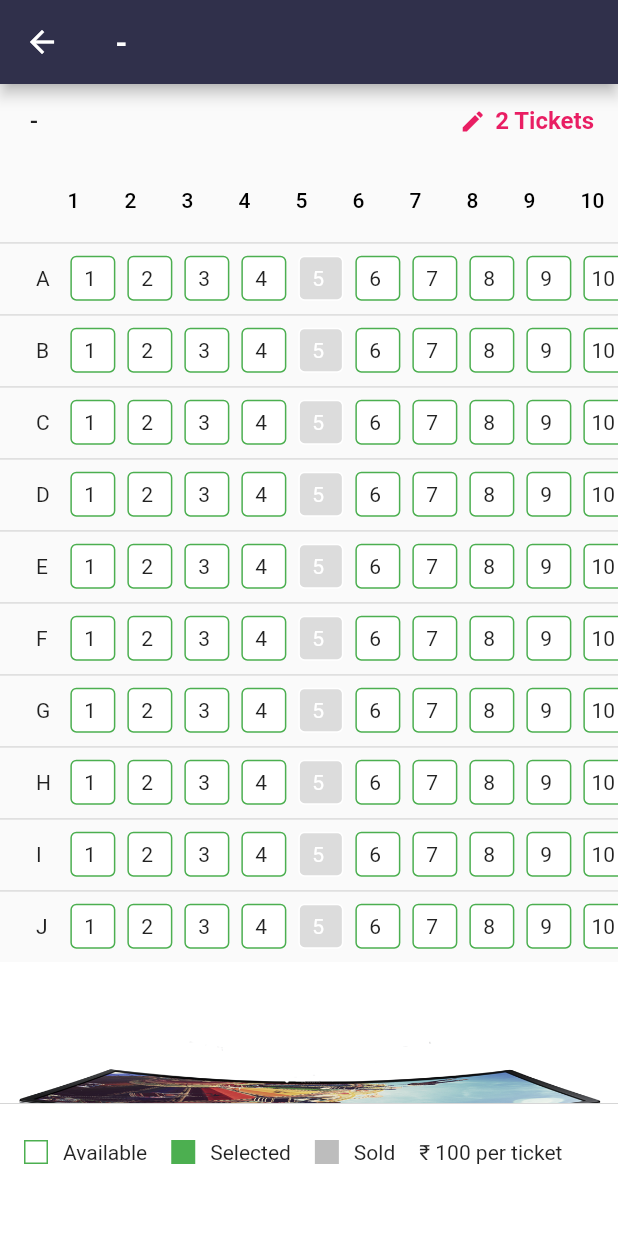
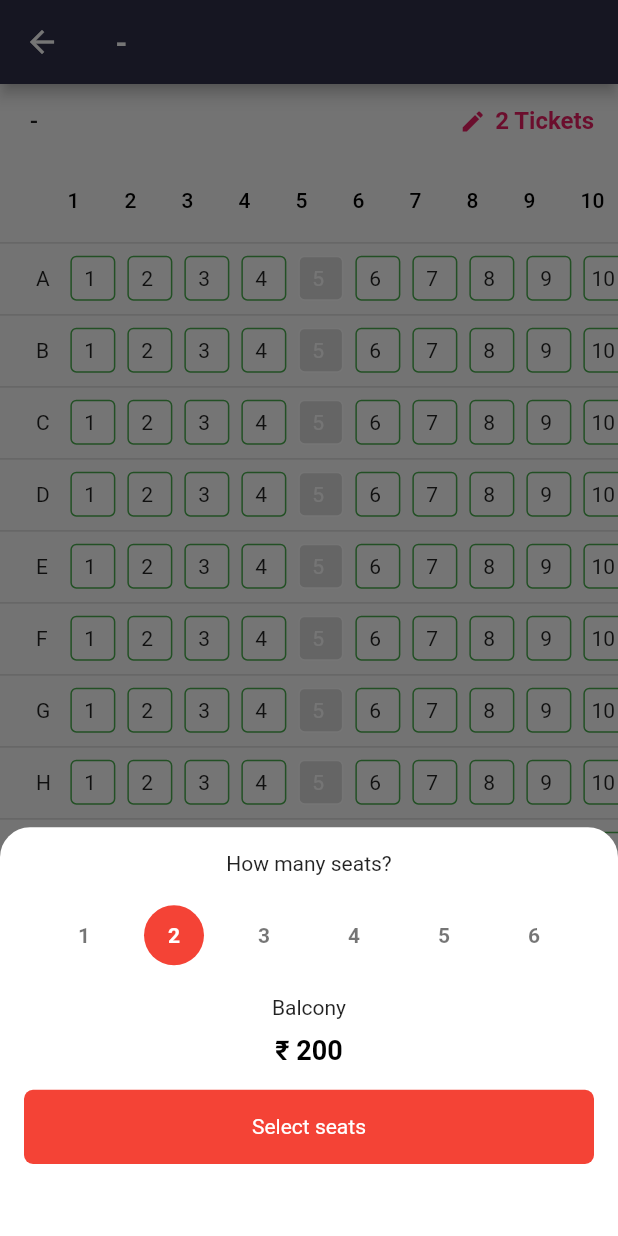
Before and after one commit to champ96k/book-my-movie, a Flutter app: the SeatSelectionScreen screen opened directly with empty values, on a phone screen of 412 x 824 dp. Run offline on Flutter 3.47's test engine with Material 3 defaults, Android fonts, the phone set to English and light mode, and no system bars; our stand-ins replace cached_network_image, carousel_slider, dio, equatable, flutter_bloc, freezed_annotation and 7 more; missing offline and left inert: dio_http2_adapter; accounts and stored records are empty.

Commit message:
ticket booking screen added

```diff
--- a/lib/core/app_configs/screen_names.dart
+++ b/lib/core/app_configs/screen_names.dart
@@ -4,4 +4,5 @@ class ScreenNames {
   static const String videoPlayerScreen = 'VideoPlayerScreen';
   static const String cinemaListingScreen = 'CinemaListingScreen';
   static const String seatSelectionScreen = 'SeatSelectionScreen';
+  static const String ticketDetailsScreen = 'TicketDetailsScreen';
 }
--- a/lib/core/extension/context_extension.dart
+++ b/lib/core/extension/context_extension.dart
@@ -1,11 +1,12 @@
 import 'package:flutter/material.dart';
 
 extension ContextExtensions on BuildContext {
-  void showBottomSheet({required Widget content}) {
+  void showBottomSheet({required Widget content, bool isDismissible = false}) {
     showModalBottomSheet(
       context: this,
       backgroundColor: Colors.transparent,
       useSafeArea: false,
+      isDismissible: isDismissible,
       builder: (context) {
         return Container(
           padding: const EdgeInsets.all(16.0),
--- /dev/null
+++ b/lib/features/ticket_booking/data/models/ticket_book_model/ticket_book_model.dart
@@ -0,0 +1,21 @@
+class TicketBookModel {
+  TicketBookModel({
+    this.movieName,
+    this.movieTime,
+    this.cinemaName,
+    this.seletedDate,
+    this.cinemaAddress,
+    this.langauage,
+    this.selectedSeatsName,
+    this.cancellation,
+  });
+
+  final String? movieName;
+  final String? movieTime;
+  final String? cinemaName;
+  final String? seletedDate;
+  final String? cinemaAddress;
+  final String? langauage;
+  final bool? cancellation;
+  List<String>? selectedSeatsName;
+}
--- a/lib/features/ticket_booking/presentation/pages/cinema_listing_screen.dart
+++ b/lib/features/ticket_booking/presentation/pages/cinema_listing_screen.dart
@@ -90,6 +90,7 @@ class CinemaListingWidget extends StatelessWidget {
                             'date': _seletedDate,
                             'languages': languages,
                             'selectedTime': show?.time ?? '',
+                            'cancellation': state.cinemas[i].nonCancellable,
                           },
                         );
                       },
--- a/lib/features/ticket_booking/presentation/pages/components/pay_footer_widget.dart
+++ b/lib/features/ticket_booking/presentation/pages/components/pay_footer_widget.dart
@@ -5,12 +5,12 @@ import 'package:flutter/material.dart';
 import 'package:flutter_bloc/flutter_bloc.dart';
 
 class PayFooterWidget extends StatelessWidget {
-  const PayFooterWidget({super.key});
+  const PayFooterWidget({super.key, required this.onTap});
+  final Function() onTap;
 
   @override
   Widget build(BuildContext context) {
     final _cubit = context.watch<TicketBookingCubit>();
-
     final _size = MediaQuery.of(context).size;
     return Container(
       width: double.infinity,
@@ -37,13 +37,14 @@ class PayFooterWidget extends StatelessWidget {
             ],
           ),
           const SizedBox(height: 24.0),
-          if (_cubit.getSelectedSeats().isNotEmpty)
+          if (_cubit.getSelectedSeats().length == _cubit.totalTicketCount)
             PrimaryButton(
               color: Colors.red,
               borderRadius: 10.0,
               width: _size.width * 0.85,
               text: "Pay ₹ ${_cubit.getSelectedSeats().length * 100}",
-              onTap: () {},
+              fontWeight: FontWeight.w600,
+              onTap: onTap,
             ),
           const SizedBox(height: 24.0),
         ],
--- /dev/null
+++ b/lib/features/ticket_booking/presentation/pages/components/seleat_seat_bottomsheet.dart
@@ -0,0 +1,77 @@
+import 'package:book_my_movie/features/ticket_booking/presentation/ticket_booking_cubit/ticket_booking_cubit.dart';
+import 'package:book_my_movie/src/widgets/button/primary_button.dart';
+import 'package:flutter/material.dart';
+
+class SelectSetaBottomSheet extends StatefulWidget {
+  const SelectSetaBottomSheet({super.key, required this.cubit});
+
+  final TicketBookingCubit cubit;
+
+  @override
+  State<SelectSetaBottomSheet> createState() => _SelectSetaBottomSheetState();
+}
+
+class _SelectSetaBottomSheetState extends State<SelectSetaBottomSheet> {
+  int _seletedSeatCount = 0;
+  @override
+  void initState() {
+    _seletedSeatCount = widget.cubit.totalTicketCount;
+    super.initState();
+  }
+
+  @override
+  Widget build(BuildContext context) {
+    return Column(
+      children: [
+        const Text("How many seats?"),
+        const SizedBox(height: 20.0),
+        Row(
+          crossAxisAlignment: CrossAxisAlignment.center,
+          mainAxisAlignment: MainAxisAlignment.spaceEvenly,
+          children: List.generate(
+            6,
+            (i) => CircleAvatar(
+              backgroundColor:
+                  (i + 1) == _seletedSeatCount ? Colors.red : Colors.white,
+              child: TextButton(
+                onPressed: () {
+                  widget.cubit.setTotalTicketCount(i + 1);
+                  _seletedSeatCount = i + 1;
+                  setState(() {});
+                },
+                child: Text(
+                  "${i + 1}",
+                  style: TextStyle(
+                    color: (i + 1) == _seletedSeatCount
+                        ? Colors.white
+                        : Colors.black54,
+                    fontWeight: FontWeight.w600,
+                  ),
+                ),
+              ),
+            ),
+          ).toList(),
+        ),
+        const SizedBox(height: 20.0),
+        const Text("Balcony"),
+        const SizedBox(height: 10.0),
+        Text(
+          "₹ ${widget.cubit.totalTicketCount * 100}",
+          style: const TextStyle(
+            color: Colors.black,
+            fontWeight: FontWeight.w600,
+            fontSize: 18.0,
+          ),
+        ),
+        const SizedBox(height: 16.0),
+        PrimaryButton(
+          borderRadius: 6.0,
+          color: Colors.red,
+          text: "Select seats",
+          onTap: () => Navigator.pop(context),
+        ),
+        const SizedBox(height: 16.0),
+      ],
+    );
+  }
+}
--- a/lib/features/ticket_booking/presentation/pages/components/ticket_booking_top_header.dart
+++ b/lib/features/ticket_booking/presentation/pages/components/ticket_booking_top_header.dart
@@ -1,12 +1,21 @@
+import 'package:book_my_movie/features/ticket_booking/presentation/ticket_booking_cubit/ticket_booking_cubit.dart';
 import 'package:flutter/material.dart';
+import 'package:flutter_bloc/flutter_bloc.dart';
 
 class TicketBookingTopHeader extends StatelessWidget {
-  const TicketBookingTopHeader({super.key, required this.title});
+  const TicketBookingTopHeader({
+    super.key,
+    required this.title,
+    required this.onEditTap,
+  });
   final String title;
+  final Function() onEditTap;
 
   @override
   Widget build(BuildContext context) {
     final _size = MediaQuery.of(context).size;
+    final _cubit = context.watch<TicketBookingCubit>();
+
     return Container(
       width: _size.width,
       height: _size.height * 0.06,
@@ -22,15 +31,18 @@ class TicketBookingTopHeader extends StatelessWidget {
             ),
           ),
           const Spacer(),
-          const Icon(
-            Icons.edit,
-            color: Colors.pink,
-            size: 18,
+          GestureDetector(
+            onTap: onEditTap,
+            child: const Icon(
+              Icons.edit,
+              color: Colors.pink,
+              size: 18,
+            ),
           ),
           const SizedBox(width: 6.0),
-          const Text(
-            "2 Tickets",
-            style: TextStyle(
+          Text(
+            "${_cubit.totalTicketCount} Tickets",
+            style: const TextStyle(
               color: Colors.pink,
               fontSize: 16.0,
               fontWeight: FontWeight.w600,
--- a/lib/features/ticket_booking/presentation/pages/seat_selection_screen.dart
+++ b/lib/features/ticket_booking/presentation/pages/seat_selection_screen.dart
@@ -1,7 +1,12 @@
+import 'package:book_my_movie/core/app_configs/screen_names.dart';
 import 'package:book_my_movie/core/enum/seat_status.dart';
+import 'package:book_my_movie/core/extension/context_extension.dart';
+import 'package:book_my_movie/core/extension/string_extenstion_method.dart';
 import 'package:book_my_movie/features/ticket_booking/data/models/cinema_list_model.dart';
+import 'package:book_my_movie/features/ticket_booking/data/models/ticket_book_model/ticket_book_model.dart';
 import 'package:book_my_movie/features/ticket_booking/presentation/pages/components/pay_footer_widget.dart';
 import 'package:book_my_movie/features/ticket_booking/presentation/pages/components/screen_placeholder.dart';
+import 'package:book_my_movie/features/ticket_booking/presentation/pages/components/seleat_seat_bottomsheet.dart';
 import 'package:book_my_movie/features/ticket_booking/presentation/pages/components/ticket_booking_top_header.dart';
 import 'package:book_my_movie/features/ticket_booking/presentation/ticket_booking_cubit/ticket_booking_cubit.dart';
 import 'package:book_my_movie/src/widgets/app_bar/custom_appbar.dart';
@@ -10,7 +15,7 @@ import 'package:flutter_bloc/flutter_bloc.dart';
 
 const int rowCount = 10;
 
-class SeatSelectionScreen extends StatelessWidget {
+class SeatSelectionScreen extends StatefulWidget {
   const SeatSelectionScreen({
     super.key,
     required this.cinema,
@@ -18,6 +23,7 @@ class SeatSelectionScreen extends StatelessWidget {
     required this.movieName,
     required this.date,
     required this.selectedTime,
+    required this.cancellation,
   });
 
   final Cinema cinema;
@@ -25,6 +31,31 @@ class SeatSelectionScreen extends StatelessWidget {
   final String movieName;
   final String date;
   final String selectedTime;
+  final bool cancellation;
+
+  @override
+  State<SeatSelectionScreen> createState() => _SeatSelectionScreenState();
+}
+
+class _SeatSelectionScreenState extends State<SeatSelectionScreen> {
+  TicketBookModel? model;
+  @override
+  void initState() {
+    WidgetsBinding.instance.addPostFrameCallback((_) {
+      _showSelectSeatBottomSheet();
+      model = TicketBookModel(
+        cinemaAddress: widget.cinema.address,
+        cinemaName: widget.cinema.name,
+        seletedDate: widget.date,
+        langauage: widget.languages,
+        movieName: widget.movieName,
+        movieTime: widget.selectedTime,
+        cancellation: widget.cancellation,
+      );
+      context.read<TicketBookingCubit>().setTicketBookModel(model);
+    });
+    super.initState();
+  }
 
   @override
   Widget build(BuildContext context) {
@@ -33,17 +64,32 @@ class SeatSelectionScreen extends StatelessWidget {
       resizeToAvoidBottomInset: true,
       appBar: CustomAppBar(
         showSearch: false,
-        title: '$movieName - $languages',
-        subTitle: cinema.address ?? '',
+        title: '${widget.movieName} - ${widget.languages}',
+        subTitle: widget.cinema.address ?? '',
       ),
-      body: BlocBuilder<TicketBookingCubit, TicketBookingState>(
+      body: BlocConsumer<TicketBookingCubit, TicketBookingState>(
+        buildWhen: (previous, current) {
+          if (current is SeatSelectionErrorState) {
+            return false;
+          } else {
+            return true;
+          }
+        },
+        listener: (context, state) {
+          if (state is SeatSelectionErrorState) {
+            state.errorMessage.showSnackBar(context);
+          }
+        },
         builder: (context, state) {
           if (state is SeatSelectionState) {
             return SingleChildScrollView(
               scrollDirection: Axis.vertical,
               child: Column(
                 children: [
-                  TicketBookingTopHeader(title: '$date - $selectedTime'),
+                  TicketBookingTopHeader(
+                    title: '${widget.date} - ${widget.selectedTime}',
+                    onEditTap: () => _showSelectSeatBottomSheet(),
+                  ),
                   SingleChildScrollView(
                     scrollDirection: Axis.horizontal,
                     child: SingleChildScrollView(
@@ -95,37 +141,6 @@ class SeatSelectionScreen extends StatelessWidget {
                                           ),
                                         ),
                                       ),
-                                      // ElevatedButton(
-                                      //   onPressed: () {
-                                      //     ticketBookingCubit
-                                      //         .toggleSeatSelection(row, col);
-                                      //   },
-                                      //   style: ButtonStyle(
-                                      //     backgroundColor: MaterialStateProperty
-                                      //         .resolveWith<Color>(
-                                      //       (states) {
-                                      //         switch (state.seatStatusList[row]
-                                      //             [col]) {
-                                      //           case SeatStatus.available:
-                                      //             return Colors.blueGrey;
-                                      //           case SeatStatus.sold:
-                                      //             return Colors.grey;
-                                      //           case SeatStatus.selected:
-                                      //             return Colors.green;
-                                      //           default:
-                                      //             return Colors.white;
-                                      //         }
-                                      //       },
-                                      //     ),
-                                      //   ),
-                                      //   child: Text(
-                                      //     '${col + 1} ',
-                                      //     style: const TextStyle(
-                                      //       fontSize: 12,
-                                      //       fontWeight: FontWeight.bold,
-                                      //     ),
-                                      //   ),
-                                      // ),
                                     ),
                                 ],
                               ),
@@ -143,7 +158,22 @@ class SeatSelectionScreen extends StatelessWidget {
           }
         },
       ),
-      bottomNavigationBar: const PayFooterWidget(),
+      bottomNavigationBar: PayFooterWidget(
+        onTap: () {
+          Navigator.pushNamed(
+            context,
+            ScreenNames.ticketDetailsScreen,
+            arguments: {'ticketBookModel': ticketBookingCubit.ticketBookModel},
+          );
+        },
+      ),
+    );
+  }
+
+  void _showSelectSeatBottomSheet() {
+    final _cubit = context.read<TicketBookingCubit>();
+    context.showBottomSheet(
+      content: SelectSetaBottomSheet(cubit: _cubit),
     );
   }
 
--- a/lib/features/ticket_booking/presentation/ticket_booking_cubit/ticket_booking_cubit.dart
+++ b/lib/features/ticket_booking/presentation/ticket_booking_cubit/ticket_booking_cubit.dart
@@ -1,6 +1,9 @@
+// ignore_for_file: unnecessary_getters_setters, use_setters_to_change_properties
+
 import 'dart:math';
 
 import 'package:book_my_movie/core/enum/seat_status.dart';
+import 'package:book_my_movie/features/ticket_booking/data/models/ticket_book_model/ticket_book_model.dart';
 import 'package:book_my_movie/features/ticket_booking/presentation/pages/seat_selection_screen.dart';
 import 'package:equatable/equatable.dart';
 import 'package:flutter_bloc/flutter_bloc.dart';
@@ -14,6 +17,14 @@ class TicketBookingCubit extends Cubit<TicketBookingState> {
 
   List<List<SeatStatus>> seatStatusList = [];
   Map<String, int> selectedSeatsCount = {};
+
+  int _totalTicketCount = 2;
+  int get totalTicketCount => _totalTicketCount;
+
+  TicketBookModel? _ticketBookModel;
+
+  TicketBookModel? get ticketBookModel => _ticketBookModel;
+
   // Initial ticket count
   int _ticketCount = 1;
 
@@ -28,8 +39,7 @@ class TicketBookingCubit extends Cubit<TicketBookingState> {
             : SeatStatus.available;
       }),
     );
-
-    emit(SeatSelectionState(List.from(seatStatusList)));
+    _emitState();
   }
 
   // Toggle seat selection and update selected seats list
@@ -37,16 +47,38 @@ class TicketBookingCubit extends Cubit<TicketBookingState> {
     SeatStatus currentStatus = seatStatusList[row][col];
 
     if (currentStatus == SeatStatus.available) {
-      seatStatusList[row][col] = SeatStatus.selected;
-      selectedSeatsCount['${String.fromCharCode(65 + row)}${col + 1}'] =
-          _ticketCount++;
+      if (_ticketCount <= totalTicketCount) {
+        seatStatusList[row][col] = SeatStatus.selected;
+        selectedSeatsCount['${String.fromCharCode(65 + row)}${col + 1}'] =
+            _ticketCount++;
+      } else {
+        emit(
+          SeatSelectionErrorState(
+              'You already selected $_totalTicketCount seats'),
+        );
+      }
     } else if (currentStatus == SeatStatus.selected) {
       seatStatusList[row][col] = SeatStatus.available;
       selectedSeatsCount['${String.fromCharCode(65 + row)}${col + 1}'] =
           _ticketCount--;
       selectedSeatsCount.remove('${String.fromCharCode(65 + row)}${col + 1}');
     }
+    _emitState();
+  }
 
+  // Get a list of selected seats
+  List<String> getSelectedSeats() {
+    final _seletedSeat = selectedSeatsCount.keys.toList();
+    _ticketBookModel?.selectedSeatsName = _seletedSeat;
+    return _seletedSeat;
+  }
+
+  void setTotalTicketCount(int value) {
+    _totalTicketCount = value;
+    _emitState();
+  }
+
+  void _emitState() {
     emit(
       SeatSelectionState(
         List.from(seatStatusList),
@@ -55,14 +87,7 @@ class TicketBookingCubit extends Cubit<TicketBookingState> {
     );
   }
 
-  // Get a list of selected seats
-  List<String> getSelectedSeats() {
-    return selectedSeatsCount.keys.toList();
-  }
-
-  // Get the ticket count for a specific seat
-  int getTicketCount(int row, int col) {
-    String seatKey = '${String.fromCharCode(65 + row)}${col + 1}';
-    return selectedSeatsCount[seatKey] ?? 0;
+  void setTicketBookModel(TicketBookModel? value) {
+    _ticketBookModel = value;
   }
 }
--- a/lib/features/ticket_booking/presentation/ticket_booking_cubit/ticket_booking_state.dart
+++ b/lib/features/ticket_booking/presentation/ticket_booking_cubit/ticket_booking_state.dart
@@ -16,3 +16,12 @@ class SeatSelectionState extends TicketBookingState {
   @override
   List<Object?> get props => [seatStatusList, dateTime];
 }
+
+class SeatSelectionErrorState extends TicketBookingState {
+  SeatSelectionErrorState(this.errorMessage);
+
+  final String errorMessage;
+
+  @override
+  List<Object?> get props => [errorMessage];
+}
```
Also changed, not shown: lib/core/app_configs/route_generator.dart (+10 -0 lines), lib/features/ticket_booking/presentation/pages/ticket_details_screen.dart (added, +215 -0 lines), 2 other files.
